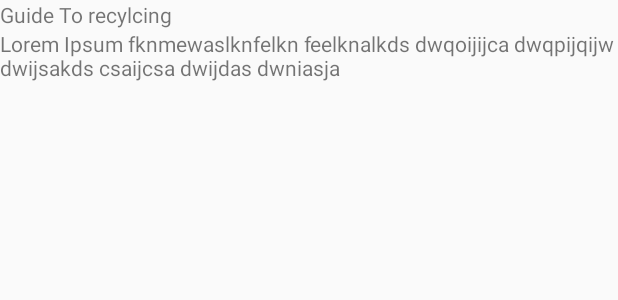
After one commit to Bracciata/CornHacks2020, an Android app: the layout activity_guide.xml on its own in the app's theme, with its tools: preview values and no code run, on a phone screen of 412 x 824 dp. The commit adds this screen. Shown: the top 300 px of the screen. Run offline under Robolectric (Android 15) with nearby library versions, the phone set to English and light mode, and no system bars; network calls fail.

Commit message:
Added strings and activity.

```diff
--- /dev/null
+++ b/Recyclops/app/src/main/java/com/example/recyclops/GuideActivity.kt
@@ -0,0 +1,16 @@
+package com.example.recyclops
+
+import android.os.Bundle
+import androidx.appcompat.app.AppCompatActivity
+
+class GuideActivity : AppCompatActivity() {
+    override fun onCreate(savedInstanceState: Bundle?) {
+        super.onCreate(savedInstanceState)
+        // Begin with Pokemon Go esque disclaimer on recycling
+        openGuide()
+
+    }
+    private fun openGuide(){
+
+    }
+}
--- /dev/null
+++ b/Recyclops/app/src/main/res/layout/activity_guide.xml
@@ -0,0 +1,16 @@
+<?xml version="1.0" encoding="utf-8"?>
+<LinearLayout xmlns:android="http://schemas.android.com/apk/res/android"
+    android:orientation="vertical" android:layout_width="match_parent"
+    android:layout_height="match_parent">
+
+    <TextView
+        android:id="@+id/guide_header"
+        android:layout_width="match_parent"
+        android:layout_height="wrap_content"
+        android:text="@string/recycling_guide_header" />
+    <TextView
+    android:id="@+id/guide_body"
+    android:layout_width="match_parent"
+    android:layout_height="wrap_content"
+    android:text="@string/recycling_guide_body" />
+</LinearLayout>
--- a/Recyclops/app/src/main/res/values/strings.xml
+++ b/Recyclops/app/src/main/res/values/strings.xml
@@ -1,3 +1,5 @@
 <resources>
     <string name="app_name">ScrapShot</string>
+    <string name="recycling_guide_header">Guide To recylcing</string>
+    <string name="recycling_guide_body">Lorem Ipsum fknmewaslknfelkn feelknalkds dwqoijijca dwqpijqijw dwijsakds csaijcsa dwijdas dwniasja</string>
 </resources>
```
